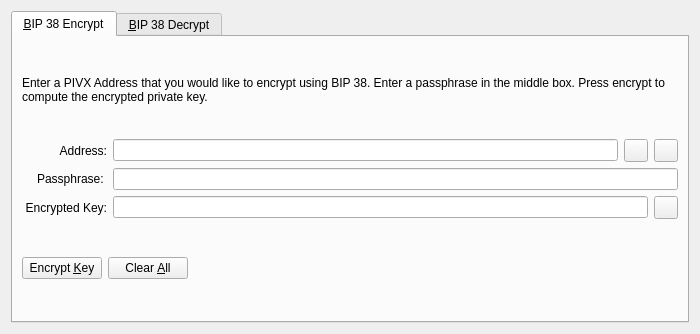
First picture: the form in src/qt/forms/bip38tooldialog.ui, repository IgorShatalov/allcoin, before the edit.
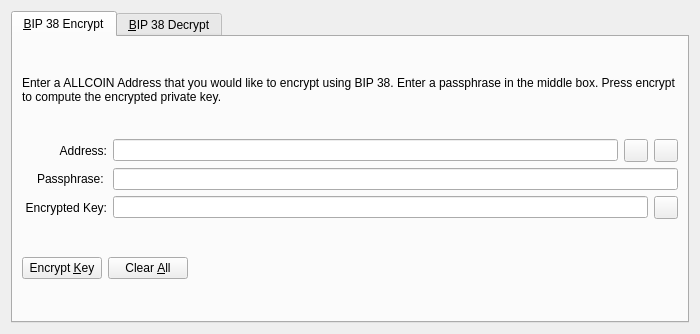
Second picture: the form after the edit. The open tabs and pages were chosen to show the change. Icons and pictures are not drawn. Custom widgets are drawn as their Qt base class.

```diff
--- a/src/qt/forms/bip38tooldialog.ui
+++ b/src/qt/forms/bip38tooldialog.ui
@@ -30,7 +30,7 @@
        <item>
         <widget class="QLabel" name="infoLabel_ENC">
          <property name="text">
-          <string>Enter a PIVX Address that you would like to encrypt using BIP 38. Enter a passphrase in the middle box. Press encrypt to compute the encrypted private key.</string>
+          <string>Enter a ALLCOIN Address that you would like to encrypt using BIP 38. Enter a passphrase in the middle box. Press encrypt to compute the encrypted private key.</string>
          </property>
          <property name="textFormat">
           <enum>Qt::PlainText</enum>
```
Left out of the diff: 22 changed lines with no effect on the pictures.
